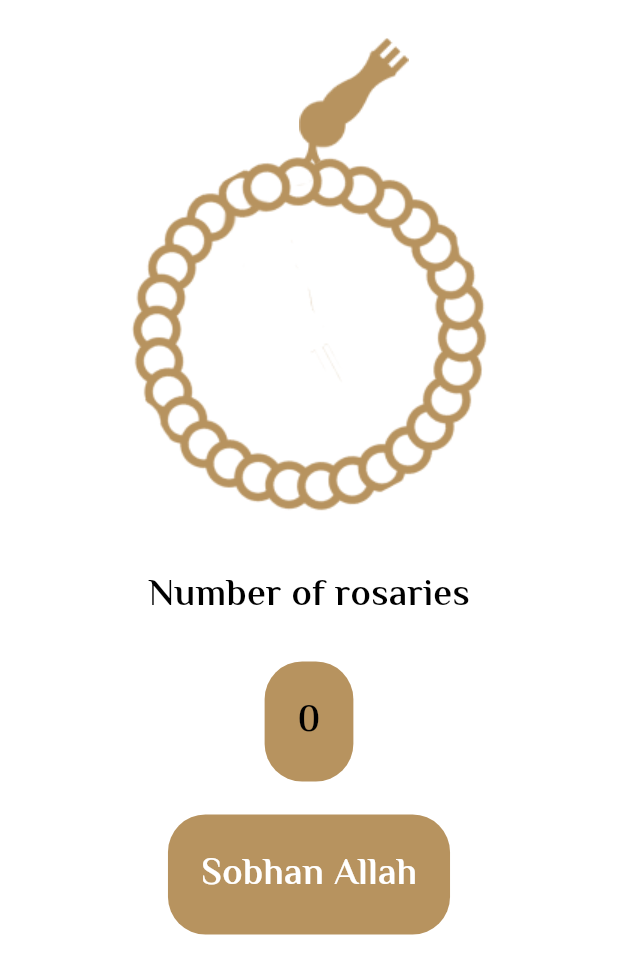
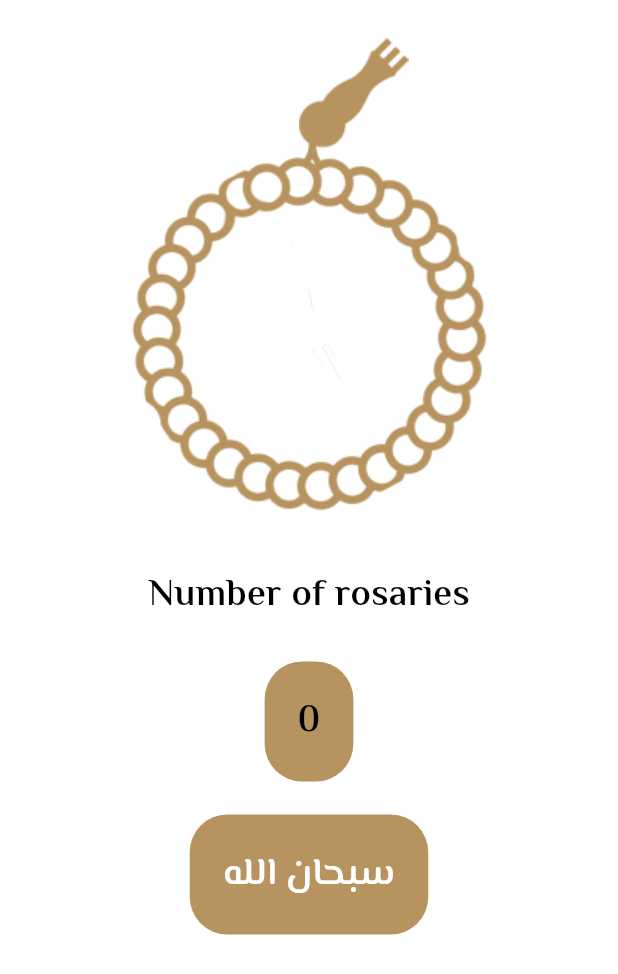
Before and after one commit to Mohamedkheira/islami-app, a Flutter app: the SebhaTab widget shown alone on an empty page, opened directly, on a phone screen of 412 x 824 dp. Shown: the top 974 px of the screen. Run offline on Flutter 3.47's test engine with Material 3 defaults, Android fonts, the phone set to English and light mode, and no system bars; our stand-ins replace shared_preferences; accounts and stored records are empty.

```diff
--- a/lib/ui/home/tabs/sebha/sebha_tab.dart
+++ b/lib/ui/home/tabs/sebha/sebha_tab.dart
@@ -14,9 +14,9 @@ class _SebhaTabState extends State<SebhaTab> {
   double angel = 0;
 
   List<String> tasbeh = [
-    'Sobhan Allah',
-    'Alhamed llah',
-    'Allah Akber',
+    'سبحان الله',
+    'الحمد لله',
+    'الله أكبر',
   ];
   int index = 0 ;
 
```
Also changed, not shown: lib/ui/home/tabs/radio/radio_tab.dart (+14 -4 lines).
